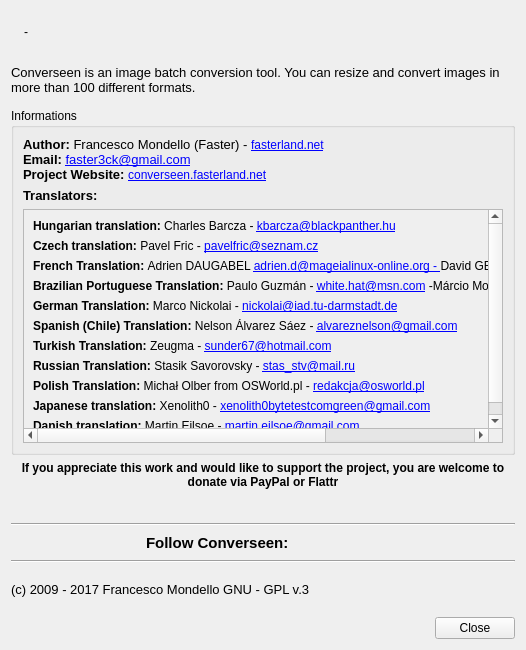
Above: ui/dialoginfo.ui from Faster3ck/Converseen before the change. Below: the same form after it.
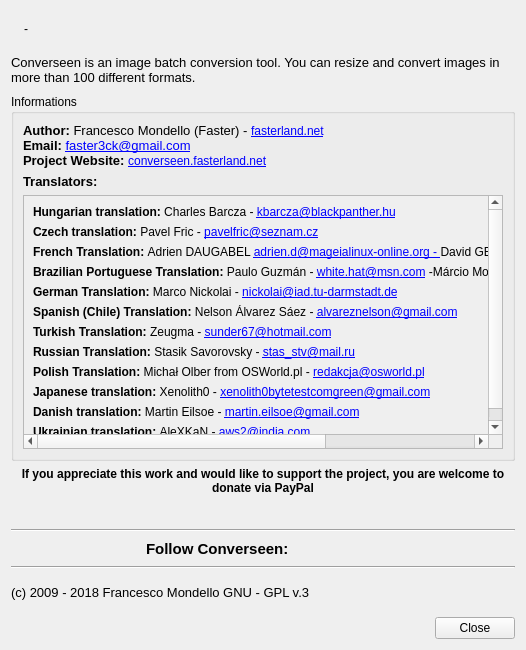
That is the form after the change. Icons and pictures are not drawn.

Diff of the .ui file:
```diff
--- a/ui/dialoginfo.ui
+++ b/ui/dialoginfo.ui
@@ -117,10 +117,10 @@
         <widget class="QWidget" name="scrollAreaWidgetContents">
          <property name="geometry">
           <rect>
-           <x>-60</x>
-           <y>-147</y>
-           <width>781</width>
-           <height>270</height>
+           <x>0</x>
+           <y>0</y>
+           <width>772</width>
+           <height>294</height>
           </rect>
          </property>
          <layout class="QVBoxLayout" name="verticalLayout_3">
@@ -209,6 +209,13 @@
             </property>
            </widget>
           </item>
+          <item>
+           <widget class="QLabel" name="label_19">
+            <property name="text">
+             <string>&lt;strong&gt;Ukrainian translation: &lt;/strong&gt;AleXKaN - &lt;a href=&quot;mailto:aws2@india.com&quot;&gt;aws2@india.com&lt;/a&gt;</string>
+            </property>
+           </widget>
+          </item>
          </layout>
         </widget>
        </widget>
@@ -221,7 +228,7 @@
      <item>
       <widget class="QLabel" name="label_18">
        <property name="text">
-        <string>&lt;html&gt;&lt;head/&gt;&lt;body&gt;&lt;p align=&quot;center&quot;&gt;&lt;span style=&quot; font-weight:600;&quot;&gt;If you appreciate this work and would like to support the project, you are welcome to donate via PayPal or Flattr&lt;/span&gt;&lt;/p&gt;&lt;/body&gt;&lt;/html&gt;</string>
+        <string>&lt;html&gt;&lt;head/&gt;&lt;body&gt;&lt;p align=&quot;center&quot;&gt;&lt;span style=&quot; font-weight:600;&quot;&gt;If you appreciate this work and would like to support the project, you are welcome to donate via PayPal&lt;/span&gt;&lt;/p&gt;&lt;/body&gt;&lt;/html&gt;</string>
        </property>
        <property name="wordWrap">
         <bool>true</bool>
@@ -382,7 +389,7 @@
 &lt;html&gt;&lt;head&gt;&lt;meta name=&quot;qrichtext&quot; content=&quot;1&quot; /&gt;&lt;style type=&quot;text/css&quot;&gt;
 p, li { white-space: pre-wrap; }
 &lt;/style&gt;&lt;/head&gt;&lt;body style=&quot; font-family:'Noto Sans'; font-size:10pt; font-weight:400; font-style:normal;&quot;&gt;
-&lt;p style=&quot; margin-top:0px; margin-bottom:0px; margin-left:0px; margin-right:0px; -qt-block-indent:0; text-indent:0px;&quot;&gt;&lt;span style=&quot; font-family:'MS Shell Dlg 2';&quot;&gt;(c) 2009 - 2017 Francesco Mondello GNU - GPL v.3&lt;/span&gt;&lt;/p&gt;&lt;/body&gt;&lt;/html&gt;</string>
+&lt;p style=&quot; margin-top:0px; margin-bottom:0px; margin-left:0px; margin-right:0px; -qt-block-indent:0; text-indent:0px;&quot;&gt;&lt;span style=&quot; font-family:'MS Shell Dlg 2';&quot;&gt;(c) 2009 - 2018 Francesco Mondello GNU - GPL v.3&lt;/span&gt;&lt;/p&gt;&lt;/body&gt;&lt;/html&gt;</string>
      </property>
     </widget>
    </item>
```
Left out of the diff: 20 changed lines with no effect on the pictures.
